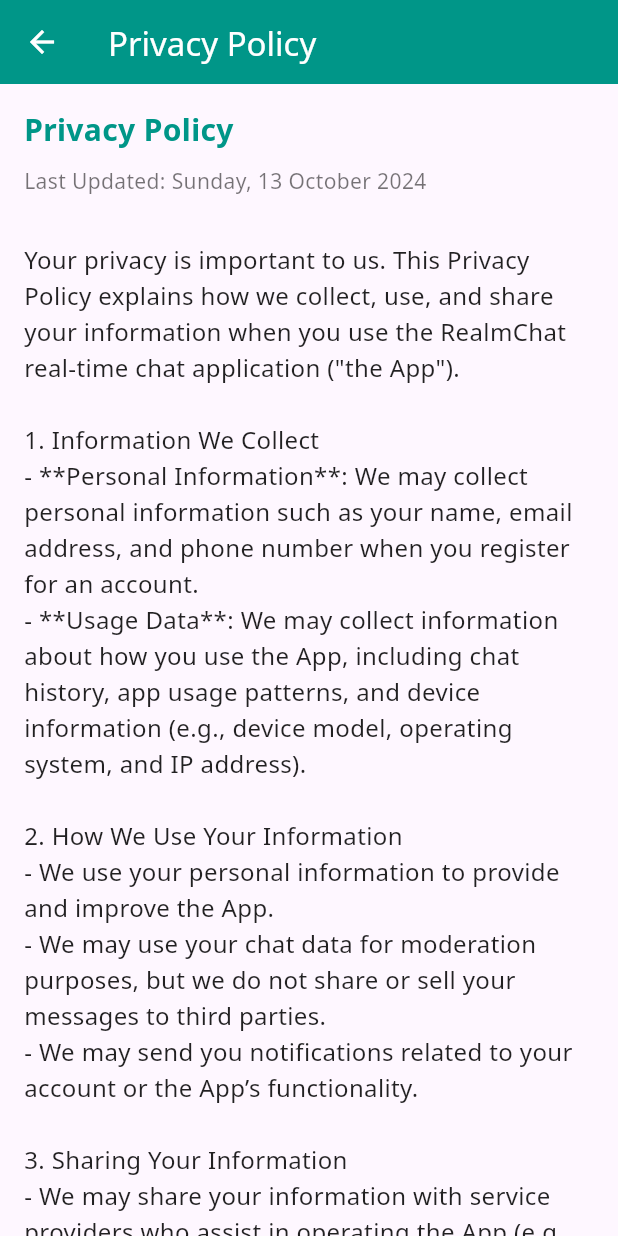
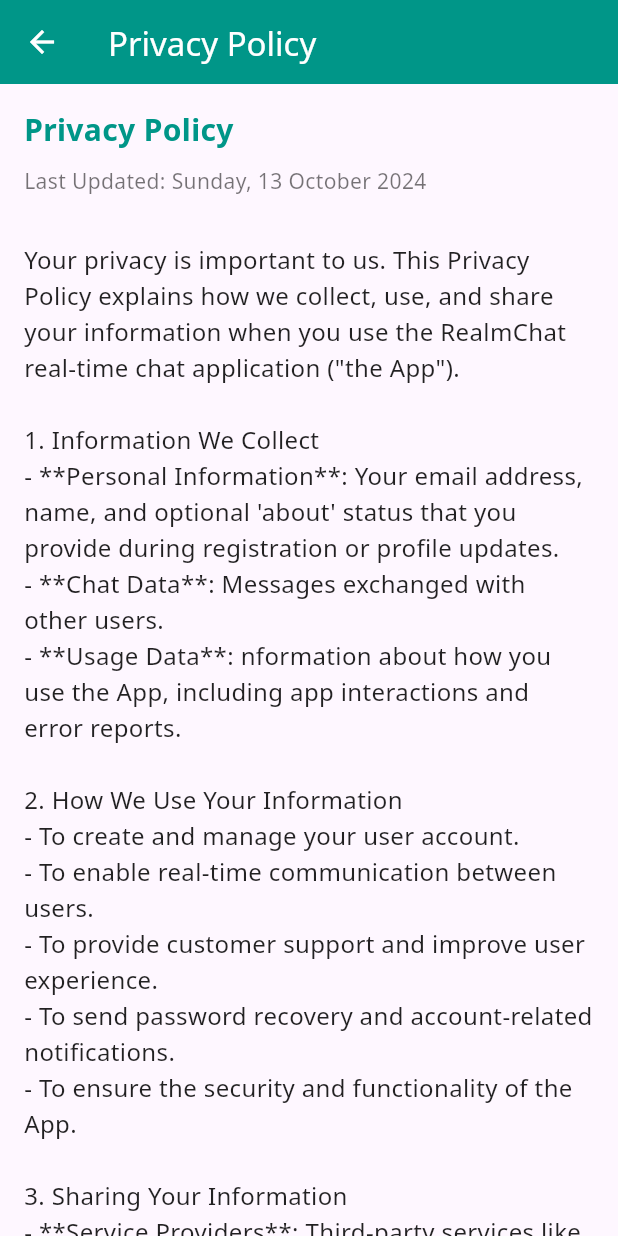
Before and after one commit to TopGood1/RealmChatFix, a Flutter app: the PrivacyPolicyPage screen opened directly, on a phone screen of 412 x 824 dp. Run offline on Flutter 3.47's test engine with Material 3 defaults, Android fonts, the phone set to English and light mode, and no system bars; our stand-ins replace cloud_firestore, firebase_auth, firebase_core, google_fonts, shared_preferences; accounts and stored records are empty; network calls fail.

Commit message:
update terakhir untuk user baru

```diff
--- a/lib/screen/privacypolicy.dart
+++ b/lib/screen/privacypolicy.dart
@@ -44,27 +44,36 @@
             Text(
               "Your privacy is important to us. This Privacy Policy explains how we collect, use, and share your information when you use the RealmChat real-time chat application (\"the App\").\n\n"
               "1. Information We Collect\n"
-              "- **Personal Information**: We may collect personal information such as your name, email address, and phone number when you register for an account.\n"
-              "- **Usage Data**: We may collect information about how you use the App, including chat history, app usage patterns, and device information (e.g., device model, operating system, and IP address).\n\n"
+              "- **Personal Information**: Your email address, name, and optional 'about' status that you provide during registration or profile updates.\n"
+              "- **Chat Data**: Messages exchanged with other users.\n"
+              "- **Usage Data**: nformation about how you use the App, including app interactions and error reports.\n\n"
               "2. How We Use Your Information\n"
-              "- We use your personal information to provide and improve the App.\n"
-              "- We may use your chat data for moderation purposes, but we do not share or sell your messages to third parties.\n"
-              "- We may send you notifications related to your account or the App’s functionality.\n\n"
+              "- To create and manage your user account.\n"
+              "- To enable real-time communication between users.\n"
+              "- To provide customer support and improve user experience.\n"
+              "- To send password recovery and account-related notifications.\n"
+              "- To ensure the security and functionality of the App.\n\n"
               "3. Sharing Your Information\n"
-              "- We may share your information with service providers who assist in operating the App (e.g., cloud storage providers).\n"
-              "- We may share your information if required by law or in response to a legal process.\n\n"
-              "4. Data Security\n"
-              "- We use reasonable security measures to protect your information. However, we cannot guarantee the security of your data transmitted via the App.\n\n"
-              "5. Data Retention\n"
-              "- We will retain your personal data for as long as necessary to provide the App or as required by law.\n\n"
-              "6. Your Rights\n"
-              "- You may request to access, update, or delete your personal information by contacting us.\n"
-              "- You have the right to withdraw your consent to data processing at any time.\n\n"
-              "7. Children's Privacy\n"
-              "- The App is not intended for use by children under the age of 13. We do not knowingly collect personal data from children under 13.\n\n"
-              "8. Changes to the Privacy Policy\n"
-              "- We may update this Privacy Policy from time to time. We will notify you of any changes by updating the \"Last Updated\" date at the top of this Policy.\n\n"
-              "If you have any questions about this Privacy Policy, please contact us at [Your Email Address].",
+              "- **Service Providers**: Third-party services like Firebase, which facilitate App functionality, authentication, and database storage.\n"
+              "- **Legal Authorities**: If required by law, we may disclose your information to comply with legal obligations or protect our rights.\n\n"
+              "4. Data Storage and Security\n"
+              "- Your data is securely stored using Firebase infrastructure, which complies with industry security standards. We implement measures such as encryption and secure access protocols to protect your personal data. However, no method of transmission or storage is 100% secure, and we cannot guarantee absolute security.\n\n"
+              "5. User Rights\n"
+              "- **Access**: Request access to the personal information we hold about you.\n"
+              "- **Correction**: Update or correct your profile information through the App.\n"
+              "- **Deletion**: Delete your account and associated data using the 'Delete Account' feature in your profile settings.\n\n"
+              "- If you have any concerns about your data, please contact us at 11211021@student.itk.ac.id\n\n"
+              "6. Cookies and Tracking\n"
+              "RealmChat does not use cookies or tracking mechanisms within the App. However, Firebase may collect certain usage data as part of their analytics tools.\n\n"
+              "7. Third-Party Services\n"
+              "The App integrates with Firebase, which may process your data in accordance with its own privacy policies. We encourage you to review Firebase's Privacy Policy\n\n"
+              "8. Children’s Privacy\n"
+              "RealmChat is not intended for use by individuals under the age of 13. If we become aware that we have collected data from a child under 13 without parental consent, we will take steps to delete such information.\n\n"
+              "9. Changes to the Privacy Policy\n"
+              "We may update this Privacy Policy from time to time. Any changes will be effective upon posting the updated policy in the App. We encourage you to review this policy periodically for any updates.\n\n"
+              "10. Contact Us\n"
+              "- Email: 11211021@student.itk.ac.id\n"
+              "- Address:  Indonesia, Balikpapan. JL. Syarifuddin Yoes No.69 ",
               style: TextStyle(
                 fontSize: 16,
                 height: 1.5,
--- a/lib/screen/profile.dart
+++ b/lib/screen/profile.dart
@@ -117,12 +117,71 @@
     Navigator.pushNamedAndRemoveUntil(context, '/login', (route) => false);
   }
 
+  Future<void> _deleteAccount() async {
+    try {
+      // Hapus data pengguna di Firestore
+      await _firestore.collection('users').doc(userId).delete();
+
+      // Hapus akun pengguna di Firebase Authentication
+      User? currentUser = FirebaseAuth.instance.currentUser;
+      if (currentUser != null) {
+        await currentUser.delete();
+      }
+
+      // Hapus data di SharedPreferences
+      SharedPreferences prefs = await SharedPreferences.getInstance();
+      await prefs.setBool('remember_me', false);
+      await prefs.remove('saved_email');
+
+      // Setelah berhasil, navigasi ke halaman login
+      Navigator.pushNamedAndRemoveUntil(context, '/login', (route) => false);
+
+      ScaffoldMessenger.of(context).showSnackBar(
+        const SnackBar(content: Text('Account Deleted Successfully!')),
+      );
+    } catch (e) {
+      debugPrint("Error deleting account: $e");
+      ScaffoldMessenger.of(context).showSnackBar(
+        const SnackBar(content: Text('Failed to delete account.')),
+      );
+    }
+  }
+
+Future<void> _showDeleteAccountDialog() async {
+  // Menampilkan dialog konfirmasi penghapusan akun
+  showDialog(
+    context: context,
+    builder: (BuildContext context) {
+      return AlertDialog(
+        title: const Text('Confirm Account Deletion'),
+        content: const Text(
+            'Are you sure you want to delete your account and all data? This action cannot be undone.'),
+        actions: [
+          TextButton(
+            onPressed: () {
+              Navigator.of(context).pop(); // Menutup dialog
+            },
+            child: const Text('Cancel'),
+          ),
+          TextButton(
+            onPressed: () {
+              Navigator.of(context).pop();
+              _deleteAccount(); // Directly call _deleteAccount
+            },
+            child: const Text('Yes'),
+          ),
+        ],
+      );
+    },
+  );
+}
+
   @override
   Widget build(BuildContext context) {
     return Scaffold(
       appBar: AppBar(
         leading: IconButton(
-          icon: const Icon(Icons.arrow_back),
+          icon: const Icon(Icons.arrow_back, color: Colors.white),
           onPressed: () {
             Navigator.of(context).pop();
           },
@@ -220,6 +279,30 @@
                 ),
               ),
             ),
+            const SizedBox(height: 30),
+            Center(
+              child: ElevatedButton(
+                onPressed:
+                    _showDeleteAccountDialog, // Menggunakan dialog konfirmasi
+                style: ElevatedButton.styleFrom(
+                  backgroundColor: Colors.redAccent,
+                  padding: const EdgeInsets.symmetric(
+                    horizontal: 100,
+                    vertical: 15,
+                  ),
+                  shape: RoundedRectangleBorder(
+                    borderRadius: BorderRadius.circular(10),
+                  ),
+                ),
+                child: const Text(
+                  'Delete Account',
+                  style: TextStyle(
+                    color: Colors.white,
+                    fontSize: 16,
+                  ),
+                ),
+              ),
+            ),
           ],
         ),
       ),
```
Also changed, not shown: lib/screen/forgotpassword.dart (+6 -1 lines), lib/screen/login.dart (+17 -16 lines).
